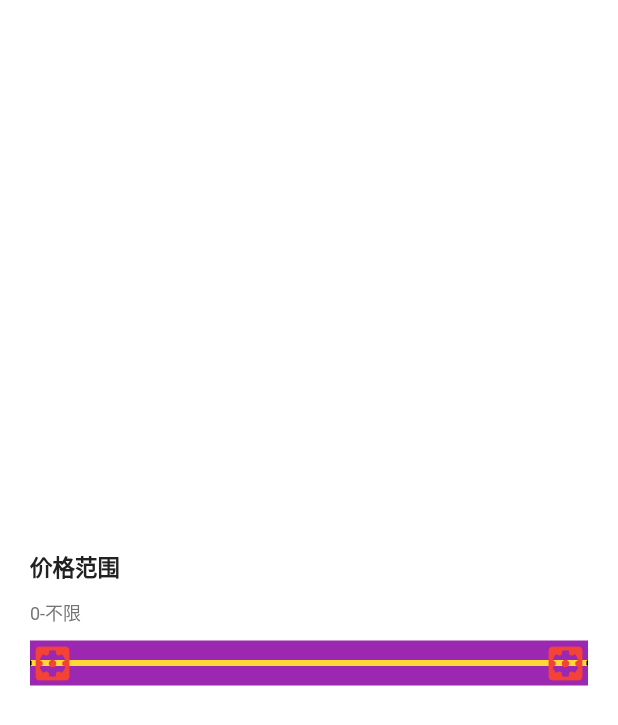
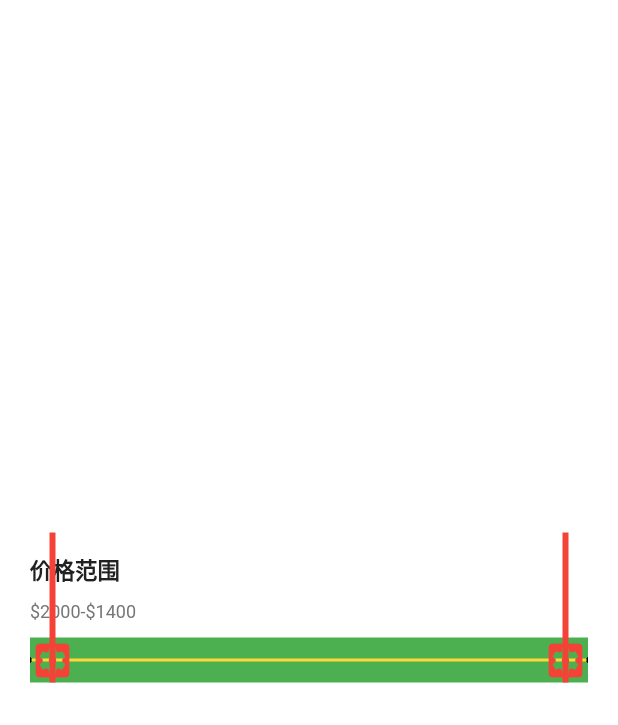
Before and after one commit to bladeofgod/mock_airbnb_price_picker, a Flutter app: the screen it shows after launch, after a tap on "combine demo ( price slider)", on a phone screen of 412 x 824 dp. Shown: the top 725 px of the screen. Run offline on Flutter 3.47's test engine with Material 2 defaults, Android fonts, the phone set to English and light mode, and no system bars.

Commit message:
add indicator line

```diff
--- a/lib/combine_demo/own_demo/price_slider/price_slier_widget.dart
+++ b/lib/combine_demo/own_demo/price_slider/price_slier_widget.dart
@@ -11,16 +11,6 @@ import 'package:flutter/material.dart';
 import 'package:flutter_slider_demo/combine_demo/view/chart_bean.dart';
 
 class PriceSliderWidget extends StatefulWidget{
-  @override
-  State<StatefulWidget> createState() {
-
-    return PriceSliderWidgetState();
-  }
-
-}
-
-class PriceSliderWidgetState extends State<PriceSliderWidget> {
-
   final List<ChartBean> list = [
     ChartBean(x: "\$2000", y: 32),
     ChartBean(x: "\$1100", y: 48),
@@ -33,6 +23,30 @@ class PriceSliderWidgetState extends State<PriceSliderWidget> {
     ChartBean(x: "\$1100", y: 48),
     ChartBean(x: "\$1400", y: 32),
   ];
+  //拖拽时，出现的指示线
+  Color leftIndicatorLineColor = Colors.red;
+  Color rightIndicatorLineColor = Colors.red;
+
+  //widget 宽和高
+  double rootWidth,
+          rootHeight = 200;
+
+
+
+
+
+
+  @override
+  State<StatefulWidget> createState() {
+
+    return PriceSliderWidgetState();
+  }
+
+}
+
+class PriceSliderWidgetState extends State<PriceSliderWidget> {
+
+
 
   int segmentPart;
 
@@ -53,7 +67,9 @@ class PriceSliderWidgetState extends State<PriceSliderWidget> {
     // TODO: implement initState
     super.initState();
     //分割多少块
-    segmentPart = list.length - 1;
+    segmentPart = widget.list.length - 1;
+    _leftPrice = widget.list[0].x;
+    _rightPrice = widget.list.last.x;
   }
 
   @override
@@ -61,6 +77,7 @@ class PriceSliderWidgetState extends State<PriceSliderWidget> {
     final screenWidth = MediaQuery.of(context).size.width;
     return Material(
       child: Container(
+        height: widget.rootHeight,
         color: Colors.white,
         child: Column(
           mainAxisAlignment: MainAxisAlignment.center,
@@ -71,6 +88,8 @@ class PriceSliderWidgetState extends State<PriceSliderWidget> {
             SizedBox(height: 10,),
             /// x轴 +  左右滑块
             Stack(
+              alignment: AlignmentDirectional.bottomStart,
+              overflow: Overflow.visible,
               children: <Widget>[
                 _lineBlock(context, screenWidth),
                 _leftImageBlock(context, screenWidth),
@@ -101,8 +120,17 @@ class PriceSliderWidgetState extends State<PriceSliderWidget> {
     double singleW = (screenWidth-40)/segmentPart;
     return Positioned(
         left: _leftImageMargin,
-        top: 0,
-        child: GestureDetector(
+        //top: 0,
+        child: Stack(
+          alignment: AlignmentDirectional.bottomCenter,
+          overflow: Overflow.visible,
+          children: <Widget>[
+            Container(
+              width: 4,
+              height: 100,
+              color: Colors.red,
+            ),
+            GestureDetector(
               child: _imageItem(),
               //水平方向移动
               onHorizontalDragUpdate: (DragUpdateDetails details) {
@@ -124,7 +152,7 @@ class PriceSliderWidgetState extends State<PriceSliderWidget> {
                 double singleW = (screenWidth-40)/segmentPart;
                 double _leftImageMarginFlag = _leftImageMargin;
                 print('拖拽结束');
-            for(int i = 0; i< list.length;i++){
+                for(int i = 0; i< widget.list.length;i++){
                   if(_leftImageMarginFlag < singleW * (0.5 + i)){
                     if(i == 0){
                       _leftImageMargin = 20;
@@ -133,7 +161,7 @@ class PriceSliderWidgetState extends State<PriceSliderWidget> {
                       _leftImageMargin = singleW * i + 5;
 
                     }
-                _leftPrice = list[i].x;
+                    _leftPrice = widget.list[i].x;
                     _leftImageCurrentIndex = i;
                     break;
                   }
@@ -174,7 +202,9 @@ class PriceSliderWidgetState extends State<PriceSliderWidget> {
                 print('选中第$_leftImageCurrentIndex个');
                 setState(() {});// 刷新UI
               },
-        )
+            ),
+          ],
+        ),
     );
   }
 
@@ -185,8 +215,17 @@ class PriceSliderWidgetState extends State<PriceSliderWidget> {
     double singleW = (screenWidth-40)/segmentPart;
     return Positioned(
       right: _rightImageMargin,
-      top: 0,
-      child: GestureDetector(
+      //top: 0,
+      child: Stack(
+        alignment: AlignmentDirectional.bottomCenter,
+        overflow: Overflow.visible,
+        children: <Widget>[
+          Container(
+            width: 4,
+            height: 100,
+            color: Colors.red,
+          ),
+          GestureDetector(
             child: _imageItem(),
             //水平方向移动
             onHorizontalDragUpdate: (DragUpdateDetails details) {
@@ -207,7 +246,7 @@ class PriceSliderWidgetState extends State<PriceSliderWidget> {
               double singleW = (screenWidth-40)/segmentPart;
               double _rightImageMarginFlag = _rightImageMargin;
               print('拖拽结束');
-          for(int i = 0; i< list.length;i++){
+              for(int i = 0; i< widget.list.length;i++){
                 if(_rightImageMarginFlag < singleW * (0.5 + i)){
                   if(i == 0){
                     _rightImageMargin = 20;
@@ -216,7 +255,7 @@ class PriceSliderWidgetState extends State<PriceSliderWidget> {
                     _rightImageMargin = singleW * i + 5;
 
                   }
-              _rightPrice = list[(list.length - 1) -i].x;
+                  _rightPrice = widget.list[(widget.list.length - 1) -i].x;
                   _rightImageCurrentIndex = i;
                   break;
                 }
@@ -256,6 +295,8 @@ class PriceSliderWidgetState extends State<PriceSliderWidget> {
               setState(() {});// 刷新UI
             },
           ),
+        ],
+      ),
     );
   }
 
@@ -273,13 +314,13 @@ class PriceSliderWidgetState extends State<PriceSliderWidget> {
         Stack(
           children: <Widget>[
             Container(// 黄色横线
-              color: Colors.purple,
+              color: Colors.green,
               height: 30,
               width: screenWidth - 40,
               alignment: Alignment.center,
               child: Container(
                 color: Color.fromRGBO(254, 216, 54, 1),
-                height: 4,
+                height: 2,
                 width: screenWidth - 40,
               ),
             ),
```
Lines whose indentation alone changed are shown as unchanged.
